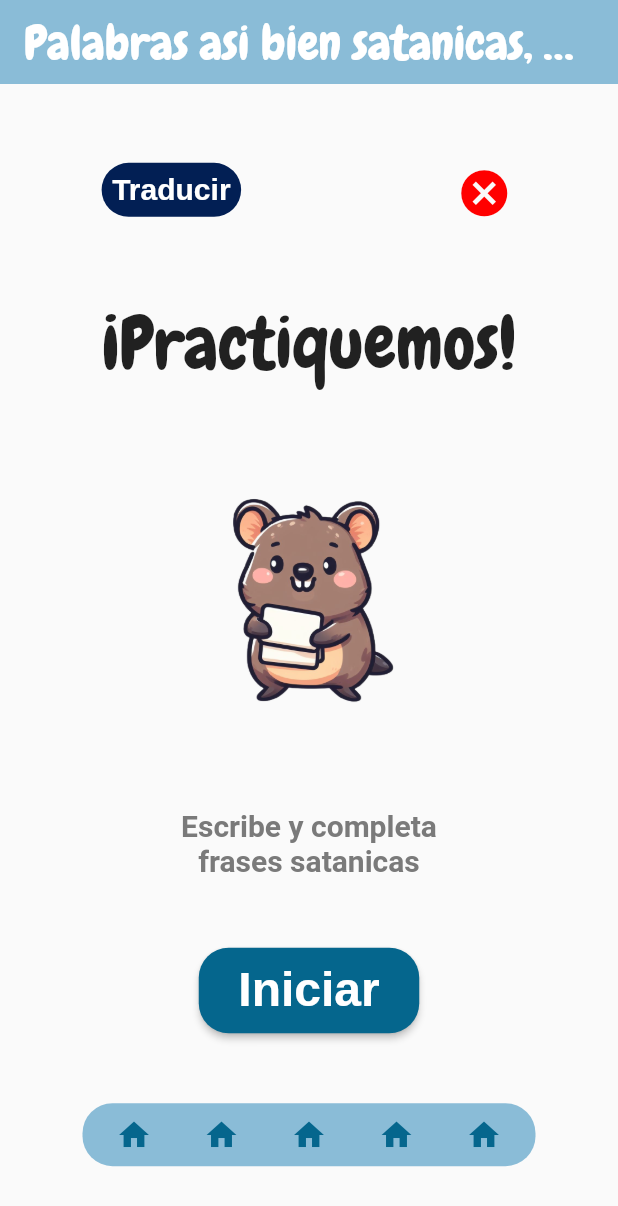
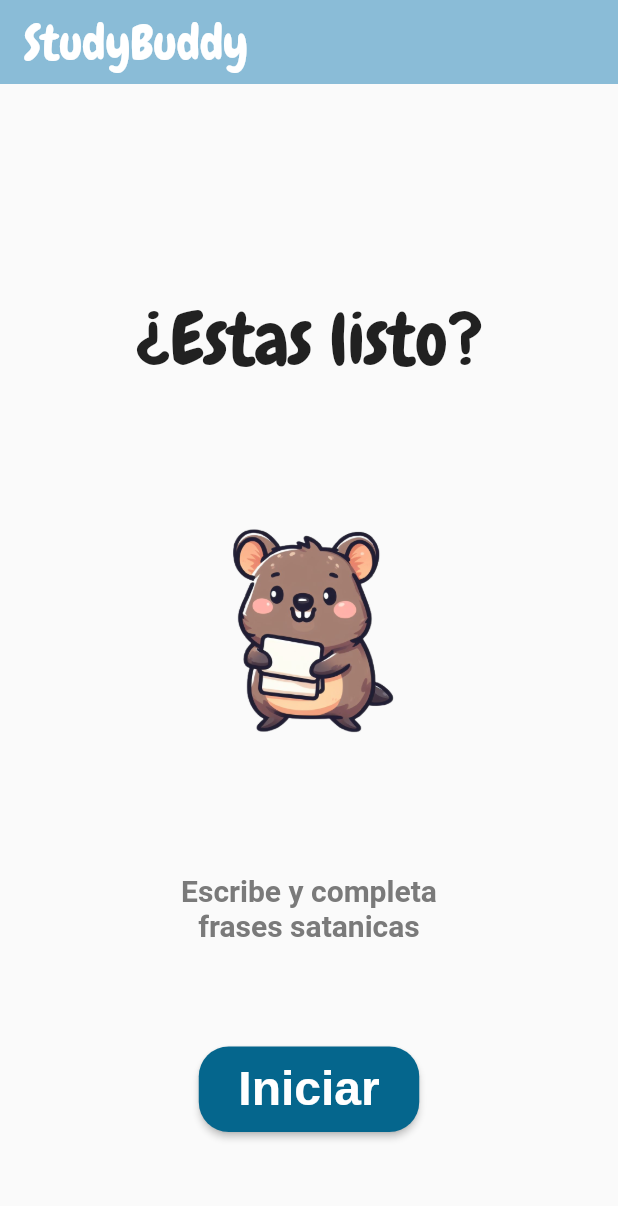
Before and after one commit to Samvargasca/StudyBuddy, a Flutter app: the ParejasPage screen opened directly, on a phone screen of 412 x 824 dp. Shown: the top 1206 px of the screen. Run offline on Flutter 3.47's test engine with Material 2 defaults, Android fonts, the phone set to English and light mode, and no system bars; Roboto replaces fonts that are missing (Aribo).

Commit message:
Limpieza de pagina

```diff
--- a/lib/src/pages/parejas_page.dart
+++ b/lib/src/pages/parejas_page.dart
@@ -14,7 +14,7 @@ class _ParejasPage extends State<ParejasPage> {
     return Scaffold(
       appBar: AppBar(
         title: const Text(
-          "Palabras asi bien satanicas, ay que miedo, ay que miedo",
+          "StudyBuddy",
           style: TextStyle(
             fontFamily: "Chewy",
             fontSize: 32,
@@ -27,43 +27,11 @@ class _ParejasPage extends State<ParejasPage> {
       body: Column(
         mainAxisAlignment: MainAxisAlignment.spaceEvenly,
         children: [
-          Row(
+          const Row(
             mainAxisAlignment: MainAxisAlignment.spaceAround,
-            children: [
-              Container(
-                height: 36,
-                width: 93,
-                decoration: BoxDecoration(
-                  borderRadius: BorderRadius.circular(20),
-                  color: azulOscuro,
-                ),
-                child: const Center(
-                  child: Text(
-                    "Traducir",
-                    textAlign: TextAlign.center,
-                    style: TextStyle(
-                      fontFamily: "Arimo",
-                      fontSize: 20,
-                      fontWeight: FontWeight.bold,
-                      color: Colors.white,
-                    ),
-                  ),
-                ),
-              ),
-              IconButton(
-                onPressed: () {
-                  Navigator.of(context).pop();
-                },
-                icon: const Icon(
-                  Icons.cancel,
-                  color: rojo,
-                  size: 37,
-                ),
-              )
-            ],
           ),
           const Text(
-            "¡Practiquemos!",
+            "¿Estas listo?",
             style: TextStyle(fontFamily: "Chewy", fontSize: 48),
           ),
           Image.asset(
@@ -105,64 +73,6 @@ class _ParejasPage extends State<ParejasPage> {
               ),
             ),
           ),
-          Container(
-            width: 302,
-            height: 42,
-            decoration: BoxDecoration(
-              borderRadius: BorderRadius.circular(20),
-              color: azulClaro,
-            ),
-            child: const Row(
-              mainAxisAlignment: MainAxisAlignment.spaceEvenly,
-              children: [
-                SizedBox(
-                  child: IconButton(
-                    onPressed: null,
-                    icon: Icon(
-                      Icons.home,
-                      color: azulRey,
-                    ),
-                  ),
-                ),
-                SizedBox(
-                  child: IconButton(
-                    onPressed: null,
-                    icon: Icon(
-                      Icons.home,
-                      color: azulRey,
-                    ),
-                  ),
-                ),
-                SizedBox(
-                  child: IconButton(
-                    onPressed: null,
-                    icon: Icon(
-                      Icons.home,
-                      color: azulRey,
-                    ),
-                  ),
-                ),
-                SizedBox(
-                  child: IconButton(
-                    onPressed: null,
-                    icon: Icon(
-                      Icons.home,
-                      color: azulRey,
-                    ),
-                  ),
-                ),
-                SizedBox(
-                  child: IconButton(
-                    onPressed: null,
-                    icon: Icon(
-                      Icons.home,
-                      color: azulRey,
-                    ),
-                  ),
-                ),
-              ],
-            ),
-          )
         ],
       ),
     );
```
